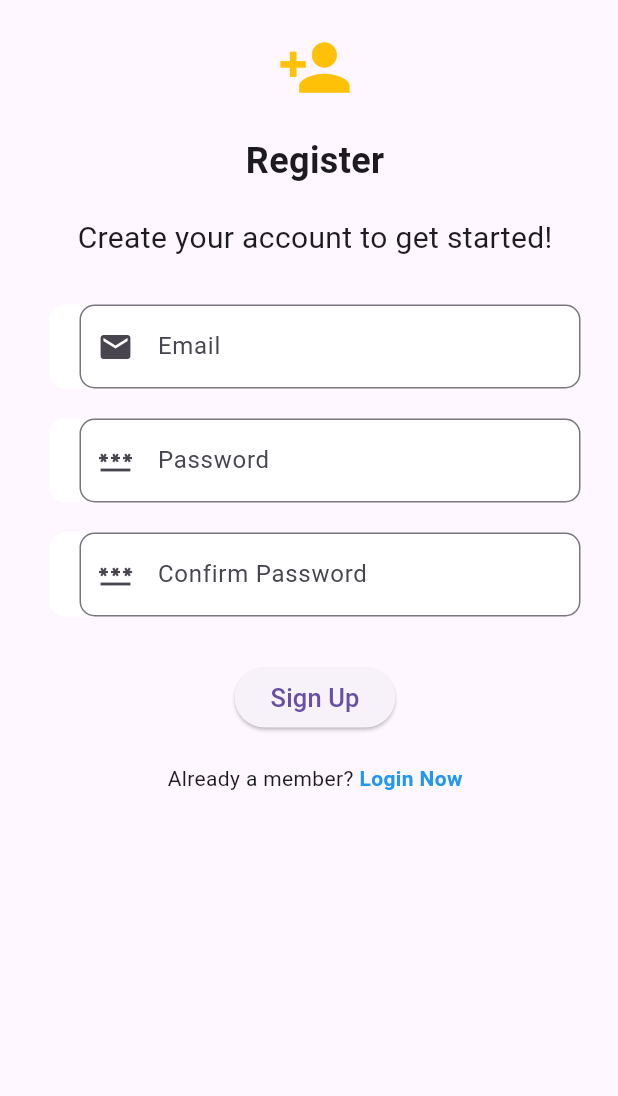
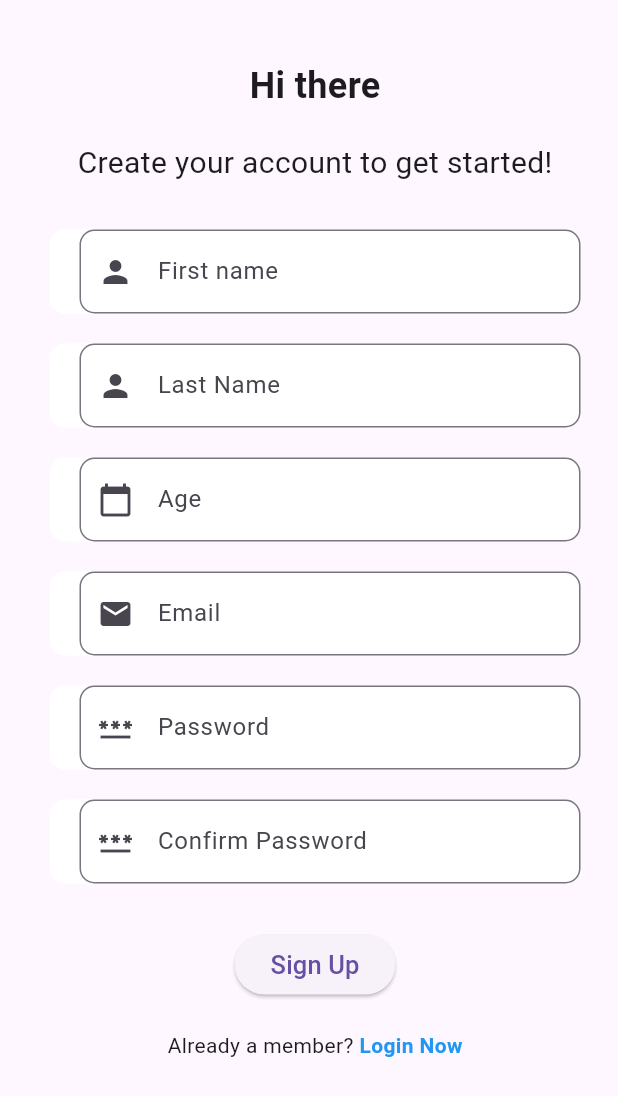
Before and after one commit to alikasim0445/flutter, a Flutter app: the screen it shows after launch, after a tap on "Register Now", on a phone screen of 412 x 824 dp. Shown: the top 1096 px of the screen. Run offline on Flutter 3.47's test engine with Material 3 defaults, Android fonts, the phone set to English and light mode, and no system bars; our stand-ins replace cloud_firestore, firebase_auth, firebase_core; accounts and stored records are empty; network calls fail.

Commit message:
C out of CRUD

```diff
--- a/lib/main.dart
+++ b/lib/main.dart
@@ -20,6 +20,7 @@ class MyApp extends StatelessWidget {
   @override
   Widget build(BuildContext context) {
     return MaterialApp(
+      debugShowCheckedModeBanner: false,
       home: MainPage(),
     );
   }
--- a/lib/page/ForgotPasswordPage.dart
+++ b/lib/page/ForgotPasswordPage.dart
@@ -64,7 +64,7 @@ class _ForgotPasswordPageState extends State<ForgotPasswordPage> {
                 border: OutlineInputBorder(
                   borderRadius: BorderRadius.circular(10),
                 ),
-                prefixIcon: const Icon(Icons.password_rounded),
+                prefixIcon: const Icon(Icons.email),
               ),
             ),
             const SizedBox(height: 20),
--- a/lib/page/RegisterPage.dart
+++ b/lib/page/RegisterPage.dart
@@ -1,3 +1,4 @@
+import 'package:cloud_firestore/cloud_firestore.dart';
 import 'package:firebase_auth/firebase_auth.dart';
 import 'package:flutter/material.dart';
 
@@ -13,12 +14,19 @@ class _RegisterPageState extends State<RegisterPage> {
   final _emailController = TextEditingController();
   final _passwordController = TextEditingController();
   final _confirmPasswordController = TextEditingController();
+  final _firstNameController = TextEditingController();
+  final _lastNameController = TextEditingController();
+  final _ageController = TextEditingController();
 
   @override
   void dispose() {
+    _firstNameController.dispose();
+    _lastNameController.dispose();
+    _ageController.dispose();
     _emailController.dispose();
     _passwordController.dispose();
     _confirmPasswordController.dispose();
+
     super.dispose();
   }
 
@@ -53,6 +61,22 @@ class _RegisterPageState extends State<RegisterPage> {
         const SnackBar(content: Text('Passwords do not match.')),
       );
     }
+
+    addUserDetail(
+        _firstNameController.text.trim(),
+        _lastNameController.text.trim(),
+        int.parse(_ageController.text.trim()),
+        _emailController.text.trim());
+  }
+
+  Future addUserDetail(
+      String firstName, String lastName, int age, String email) async {
+    await FirebaseFirestore.instance.collection("user").add({
+      "first name": firstName,
+      "last name": lastName,
+      "age": age,
+      "email": email,
+    });
   }
 
   // Password Confirmation
@@ -73,15 +97,10 @@ class _RegisterPageState extends State<RegisterPage> {
               child: Column(
                 mainAxisAlignment: MainAxisAlignment.center,
                 children: [
-                  const Icon(
-                    Icons.person_add,
-                    color: Colors.amber,
-                    size: 50,
-                  ),
                   const SizedBox(height: 20),
                   const Center(
                     child: Text(
-                      'Register',
+                      'Hi there',
                       style: TextStyle(
                           fontSize: 24.0, fontWeight: FontWeight.bold),
                     ),
@@ -96,6 +115,81 @@ class _RegisterPageState extends State<RegisterPage> {
                   const SizedBox(height: 30),
 
                   // Email TextField
+
+                  Padding(
+                    padding: const EdgeInsets.symmetric(horizontal: 25),
+                    child: Container(
+                      decoration: BoxDecoration(
+                        color: Colors.white,
+                        borderRadius: BorderRadius.circular(10),
+                      ),
+                      child: Padding(
+                        padding: const EdgeInsets.only(left: 20),
+                        child: TextField(
+                          controller: _firstNameController,
+                          cursorColor: Colors.black,
+                          decoration: InputDecoration(
+                            hintText: "First name",
+                            border: OutlineInputBorder(
+                              borderRadius: BorderRadius.circular(10),
+                            ),
+                            prefixIcon: const Icon(Icons.person),
+                          ),
+                        ),
+                      ),
+                    ),
+                  ),
+                  const SizedBox(height: 20),
+
+                  Padding(
+                    padding: const EdgeInsets.symmetric(horizontal: 25),
+                    child: Container(
+                      decoration: BoxDecoration(
+                        color: Colors.white,
+                        borderRadius: BorderRadius.circular(10),
+                      ),
+                      child: Padding(
+                        padding: const EdgeInsets.only(left: 20),
+                        child: TextField(
+                          controller: _lastNameController,
+                          cursorColor: Colors.black,
+                          decoration: InputDecoration(
+                            hintText: "Last Name",
+                            border: OutlineInputBorder(
+                              borderRadius: BorderRadius.circular(10),
+                            ),
+                            prefixIcon: const Icon(Icons.person),
+                          ),
+                        ),
+                      ),
+                    ),
+                  ),
+                  const SizedBox(height: 20),
+
+                  Padding(
+                    padding: const EdgeInsets.symmetric(horizontal: 25),
+                    child: Container(
+                      decoration: BoxDecoration(
+                        color: Colors.white,
+                        borderRadius: BorderRadius.circular(10),
+                      ),
+                      child: Padding(
+                        padding: const EdgeInsets.only(left: 20),
+                        child: TextField(
+                          controller: _ageController,
+                          cursorColor: Colors.black,
+                          decoration: InputDecoration(
+                            hintText: "Age",
+                            border: OutlineInputBorder(
+                              borderRadius: BorderRadius.circular(10),
+                            ),
+                            prefixIcon: const Icon(Icons.calendar_today),
+                          ),
+                        ),
+                      ),
+                    ),
+                  ),
+                  const SizedBox(height: 20),
                   Padding(
                     padding: const EdgeInsets.symmetric(horizontal: 25),
                     child: Container(
--- a/pubspec.yaml
+++ b/pubspec.yaml
@@ -36,6 +36,7 @@ dependencies:
   cupertino_icons: ^1.0.8
   firebase_core: ^3.8.1
   firebase_auth: ^5.3.4
+  cloud_firestore: ^5.5.1
 
 dev_dependencies:
   flutter_test:
```
Also changed, not shown: lib/page/homePage.dart (+62 -20 lines), pubspec.lock, 3 other files.
